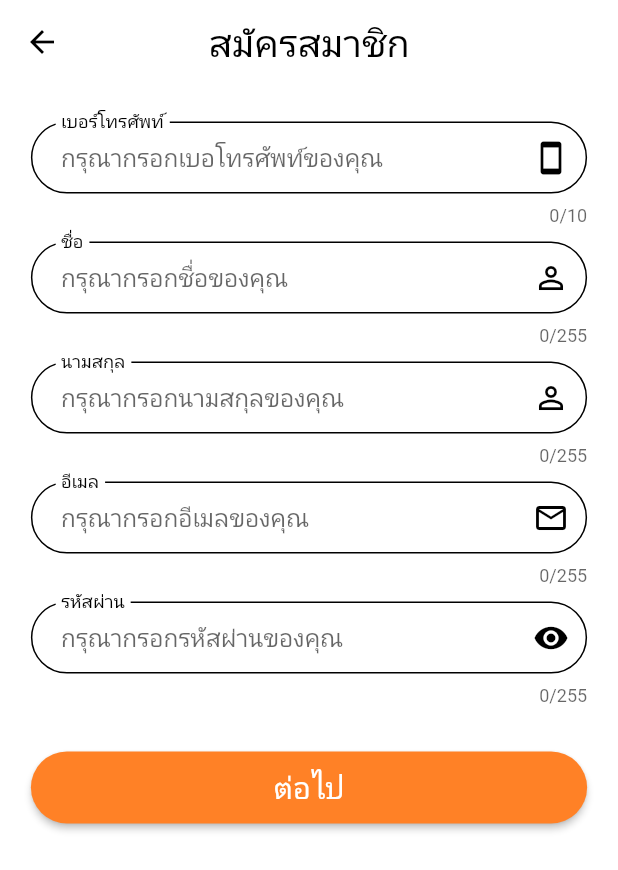
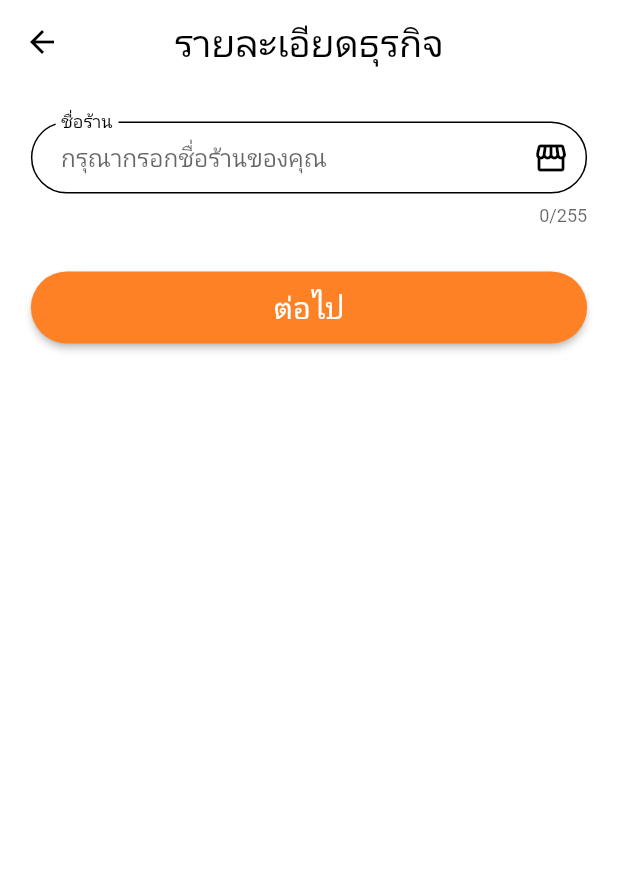
Before and after one commit to wongkhamdee/Numfu-delivery, a Flutter app: the CreateAccount screen opened by its route, after a tap on "ต่อไป", on a phone screen of 412 x 824 dp. Shown: the top 870 px of the screen. Run offline on Flutter 3.47's test engine with Material 2 defaults, Android fonts, the phone set to English and light mode, and no system bars; our stand-ins replace cloud_firestore, firebase_auth, firebase_core, font_awesome_flutter, google_fonts; accounts and stored records are empty.

Commit message:
เพิ่มปุ่มเเละเพิ่มหน้าเพจ
1.เพิ่มปุ่มเพื่อไปยังหน้ารายละเอียดธุกิจ
2.ทำ Font-end หน้ารายละเอียดธุกิจ

```diff
--- a/Code/Restaurant/fooddelivery/lib/main.dart
+++ b/Code/Restaurant/fooddelivery/lib/main.dart
@@ -2,6 +2,7 @@ import 'package:flutter/material.dart';
 import 'package:fooddelivery/states/authen.dart';
 import 'package:fooddelivery/states/buyer_service.dart';
 import 'package:fooddelivery/states/create_account.dart';
+import 'package:fooddelivery/states/create_account2.dart';
 import 'package:fooddelivery/states/rider_service.dart';
 import 'package:fooddelivery/states/saler_service.dart';
 import 'package:fooddelivery/utility/my_constant.dart';
@@ -12,6 +13,7 @@ final Map<String, WidgetBuilder> map = {
   '/buyerService': (BuildContext context) => BuyerService(),
   '/salerService': (BuildContext context) => SalerService(),
   '/riderService': (BuildContext context) => RiderService(),
+  '/createAccount2': (BuildContext context) => CreateBussinessDetail(),
 };
 
 String? initalRoute;
--- a/Code/Restaurant/fooddelivery/lib/states/create_account.dart
+++ b/Code/Restaurant/fooddelivery/lib/states/create_account.dart
@@ -54,7 +54,9 @@ class _CreateAccountState extends State<CreateAccount> {
           height: 48,
           child: ElevatedButton(
             style: MyConstant().myButtonStyle(),
-            onPressed: () {},
+            onPressed: () {
+              Navigator.pushNamed(context, MyConstant.routeCreateAccount2);
+            },
             child: Text(
               'ต่อไป',
               style: TextStyle(fontSize: 20),
--- /dev/null
+++ b/Code/Restaurant/fooddelivery/lib/states/create_account2.dart
@@ -0,0 +1,101 @@
+import 'package:flutter/material.dart';
+import 'package:flutter/services.dart';
+import 'package:fooddelivery/widgets/show_titles.dart';
+import 'package:fooddelivery/utility/my_constant.dart';
+import 'package:fooddelivery/widgets/show_images.dart';
+
+class CreateBussinessDetail extends StatefulWidget {
+  const CreateBussinessDetail({super.key});
+
+  @override
+  State<CreateBussinessDetail> createState() => _CreateBussinessDetailState();
+}
+
+class _CreateBussinessDetailState extends State<CreateBussinessDetail> {
+  final dropValue = ['ก๋วยเตี๋ยว', 'เบอร์เกอ', 'ข้าวต้ม'];
+  String? selectValue = "";
+  @override
+  Widget build(BuildContext context) {
+    double size = MediaQuery.of(context).size.width;
+    return Scaffold(
+      backgroundColor: Colors.white,
+      appBar: AppBar(
+        iconTheme: IconThemeData(color: Colors.black),
+        centerTitle: true,
+        elevation: 0,
+        title: Text(
+          'รายละเอียดธุรกิจ',
+          style: TextStyle(color: Colors.black, fontSize: 25),
+        ),
+        backgroundColor: Colors.white,
+      ),
+      body: GestureDetector(
+        onTap: () => FocusScope.of(context).requestFocus(FocusNode()),
+        child: ListView(
+          children: [
+            BuildNameStore(size),
+            BuildNextPage(size),
+          ],
+        ),
+      ),
+    );
+  }
+
+  Row BuildNextPage(double size) {
+    return Row(
+      mainAxisAlignment: MainAxisAlignment.center,
+      children: [
+        Container(
+          margin: EdgeInsets.symmetric(vertical: 30),
+          width: size * 0.9,
+          height: 48,
+          child: ElevatedButton(
+            style: MyConstant().myButtonStyle(),
+            onPressed: () {
+              // Navigator.pushNamed(context, MyConstant.routeCreateAccount2);
+            },
+            child: Text(
+              'ต่อไป',
+              style: TextStyle(fontSize: 20),
+            ),
+          ),
+        ),
+      ],
+    );
+  }
+
+  Row BuildNameStore(double size) {
+    return Row(
+      mainAxisAlignment: MainAxisAlignment.center,
+      children: [
+        Container(
+          margin: EdgeInsets.only(top: 25),
+          width: size * 0.9,
+          child: TextFormField(
+            maxLength: 255,
+            maxLengthEnforcement: MaxLengthEnforcement.enforced,
+            decoration: InputDecoration(
+              floatingLabelBehavior: FloatingLabelBehavior.always,
+              labelStyle: TextStyle(color: Colors.black),
+              labelText: 'ชื่อร้าน',
+              hintText: 'กรุณากรอกชื่อร้านของคุณ',
+              contentPadding: EdgeInsets.only(left: 20),
+              suffixIcon: Icon(
+                Icons.storefront_outlined,
+                color: Colors.black,
+              ),
+              enabledBorder: OutlineInputBorder(
+                borderSide: BorderSide(color: Colors.black),
+                borderRadius: BorderRadius.circular(30),
+              ),
+              focusedBorder: OutlineInputBorder(
+                borderSide: BorderSide(color: MyConstant.light),
+                borderRadius: BorderRadius.circular(30),
+              ),
+            ),
+          ),
+        ),
+      ],
+    );
+  }
+}
--- a/Code/Restaurant/fooddelivery/lib/utility/my_constant.dart
+++ b/Code/Restaurant/fooddelivery/lib/utility/my_constant.dart
@@ -9,6 +9,7 @@ class MyConstant {
   static String routeBuyerService = '/buyerService';
   static String routeSalerService = '/salerService';
   static String routeRiderService = '/riderService';
+  static String routeCreateAccount2 = '/createAccount2';
 
   //Image
   static String logo = 'images/image1.png';
```
